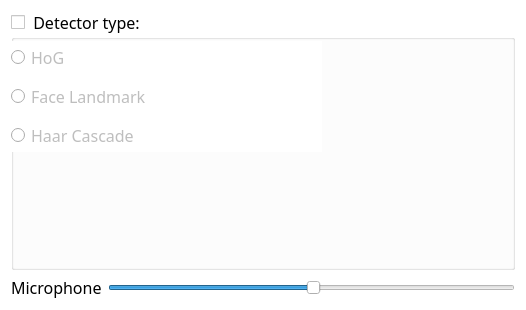
The window that QTClient/Ui/settingswindow.ui (icarazob/TCPVideoChatQT) describes before a commit, drawn with Qt 5.
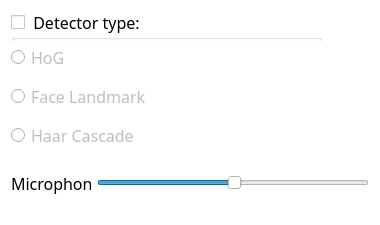
The same window after the commit.

```diff
--- a/QTClient/Ui/settingswindow.ui
+++ b/QTClient/Ui/settingswindow.ui
@@ -6,14 +6,20 @@
    <rect>
     <x>0</x>
     <y>0</y>
-    <width>526</width>
-    <height>310</height>
+    <width>380</width>
+    <height>225</height>
    </rect>
   </property>
   <property name="minimumSize">
    <size>
-    <width>526</width>
-    <height>186</height>
+    <width>380</width>
+    <height>225</height>
+   </size>
+  </property>
+  <property name="maximumSize">
+   <size>
+    <width>16777215</width>
+    <height>16777215</height>
    </size>
   </property>
   <property name="windowTitle">
@@ -24,9 +30,23 @@
   </property>
   <layout class="QGridLayout" name="gridLayout">
    <item row="0" column="0">
-    <layout class="QVBoxLayout" name="verticalLayout_2">
+    <layout class="QVBoxLayout" name="verticalLayout">
+     <item>
+      <layout class="QHBoxLayout" name="horizontalLayout">
      <item>
       <widget class="QGroupBox" name="groupBox">
+         <property name="minimumSize">
+          <size>
+           <width>311</width>
+           <height>141</height>
+          </size>
+         </property>
+         <property name="maximumSize">
+          <size>
+           <width>311</width>
+           <height>141</height>
+          </size>
+         </property>
        <property name="font">
         <font>
          <family>Impact</family>
@@ -193,9 +213,36 @@
       </widget>
      </item>
      <item>
-      <layout class="QHBoxLayout" name="horizontalLayout">
+        <spacer name="horizontalSpacer_4">
+         <property name="orientation">
+          <enum>Qt::Horizontal</enum>
+         </property>
+         <property name="sizeHint" stdset="0">
+          <size>
+           <width>40</width>
+           <height>20</height>
+          </size>
+         </property>
+        </spacer>
+       </item>
+      </layout>
+     </item>
+     <item>
+      <layout class="QHBoxLayout" name="horizontalLayout_5">
        <item>
         <widget class="QLabel" name="microphoneLabel">
+         <property name="minimumSize">
+          <size>
+           <width>50</width>
+           <height>50</height>
+          </size>
+         </property>
+         <property name="maximumSize">
+          <size>
+           <width>80</width>
+           <height>50</height>
+          </size>
+         </property>
          <property name="font">
           <font>
            <family>Impact</family>
@@ -225,6 +272,19 @@
        </item>
       </layout>
      </item>
+     <item>
+      <spacer name="verticalSpacer">
+       <property name="orientation">
+        <enum>Qt::Vertical</enum>
+       </property>
+       <property name="sizeHint" stdset="0">
+        <size>
+         <width>20</width>
+         <height>40</height>
+        </size>
+       </property>
+      </spacer>
+     </item>
     </layout>
    </item>
   </layout>
```
Lines whose indentation alone changed are shown as unchanged.
